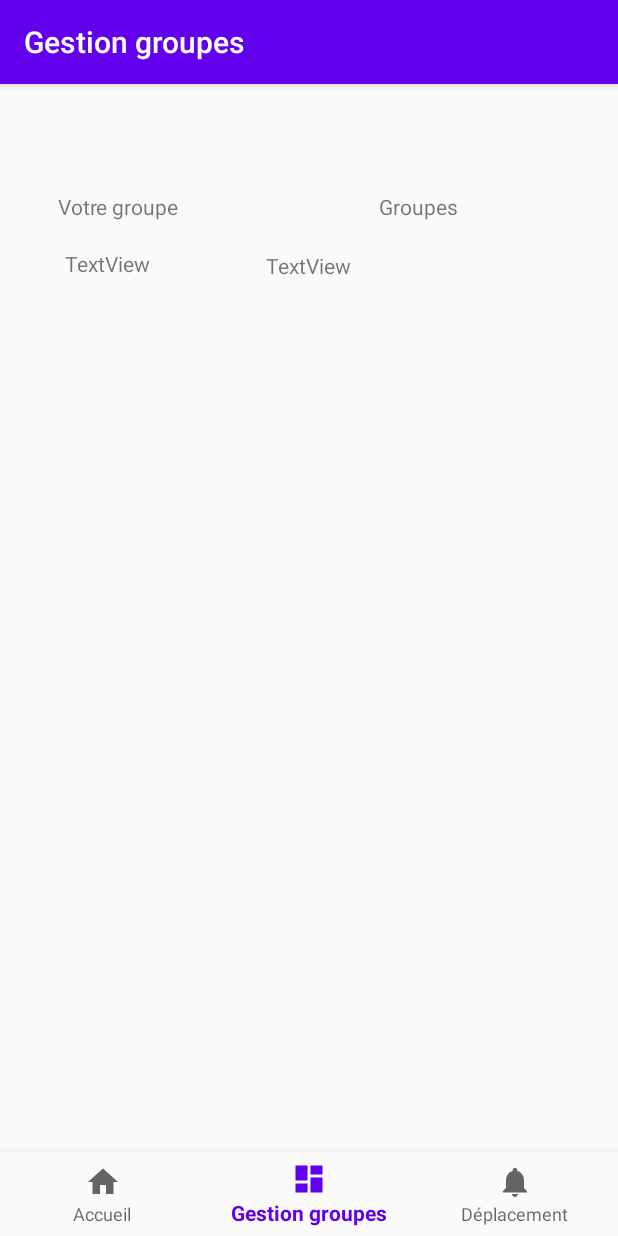
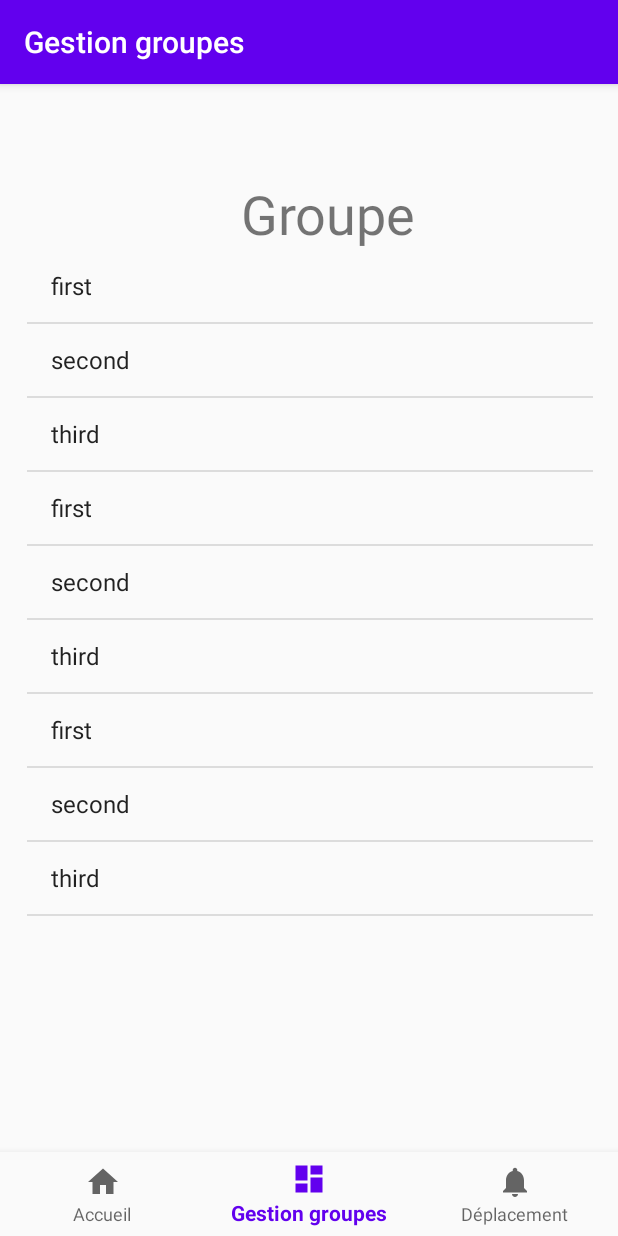
Before and after one commit to gschurck/projet-tutore-s2, an Android app: the DashboardFragment screen opened through its navigation route, on a phone screen of 412 x 824 dp. Run offline under Robolectric (Android 15) with nearby library versions, the phone set to English and light mode, and no system bars; our stand-ins replace navigation-ui.

Commit message:
fix listview

```diff
--- a/IUTManager/app/src/main/java/com/example/iutmanager/MainActivity.java
+++ b/IUTManager/app/src/main/java/com/example/iutmanager/MainActivity.java
@@ -16,8 +16,6 @@ import java.util.ArrayList;
 import java.util.Arrays;
 
 public class MainActivity extends AppCompatActivity {
-    private ArrayList<String> arrayList;
-    private ArrayAdapter<String> adapter;
 
     @Override
     protected void onCreate(Bundle savedInstanceState) {
@@ -30,15 +28,6 @@ public class MainActivity extends AppCompatActivity {
         NavController navController = Navigation.findNavController(this, R.id.nav_host_fragment);
         NavigationUI.setupActionBarWithNavController(this, navController, appBarConfiguration);
         NavigationUI.setupWithNavController(navView, navController);
-
-        ListView listView = (ListView) findViewById(R.id.listeEtudiants);
-
-        ArrayList<String> arrayList = new ArrayList<>();
-        arrayList.add("test");
-        /*String[] items = {"test", "oui"};
-        arrayList = new ArrayList<>(Arrays.asList(items));*/
-        adapter = new ArrayAdapter<String>(getApplicationContext(),R.layout.fragment_dashboard,arrayList);
-        listView.setAdapter(adapter);
     }
 
 }
--- a/IUTManager/app/src/main/java/com/example/iutmanager/ui/dashboard/DashboardFragment.java
+++ b/IUTManager/app/src/main/java/com/example/iutmanager/ui/dashboard/DashboardFragment.java
@@ -1,29 +1,59 @@
 package com.example.iutmanager.ui.dashboard;
 
+import android.app.Activity;
 import android.os.Bundle;
 import android.view.LayoutInflater;
 import android.view.View;
 import android.view.ViewGroup;
-import android.widget.TextView;
+import android.widget.ArrayAdapter;
+import android.widget.ListView;
 
 import androidx.annotation.NonNull;
-import androidx.annotation.Nullable;
 import androidx.fragment.app.Fragment;
-import androidx.lifecycle.Observer;
 import androidx.lifecycle.ViewModelProviders;
 
 import com.example.iutmanager.R;
 
+import java.util.ArrayList;
+import java.util.List;
+
+
 public class DashboardFragment extends Fragment {
 
-    private DashboardViewModel dashboardViewModel;
+    /*
+    ArrayList<String> arrayList;
+    ArrayAdapter<String> adapter;*/
+    ListView listeEtudiants;
+    //String[] etudiants;
+
+    DashboardViewModel dashboardViewModel;
 
     public View onCreateView(@NonNull LayoutInflater inflater,
                              ViewGroup container, Bundle savedInstanceState) {
         dashboardViewModel =
                 ViewModelProviders.of(this).get(DashboardViewModel.class);
         View root = inflater.inflate(R.layout.fragment_dashboard, container, false);
+        /*ListView listView = (ListView) root.findViewById(R.id.listeEtudiants);
 
+        ArrayList<String> arrayList = new ArrayList<>();
+        arrayList.add("test");
+        /*String[] items = {"test", "oui"};
+        arrayList = new ArrayList<>(Arrays.asList(items));
+        adapter = new ArrayAdapter<String>(getActivity( , R.layout.fragment_dashboard, arrayList);
+        listView.setAdapter(adapter);*/
+/*
+        listeEtudiants = (listeEtudiants)root.findViewById(R.id.listeEtudiants);
+        ArrayList<String> arrayList = new ArrayList<>();
+        arrayList.add("Android");
+        arrayList.add("yes");
+        arrayList.add("no");
+
+        ArrayAdapter adapter = new ArrayAdapter(dashboardViewModel,R.layout.fragment_dashboard),
+        listeEtudiants.setAdapter(adapter);*/
+        String[] etudiants = {"first", "second", "third","first", "second", "third","first", "second", "third"};
+        ListView listView = (ListView) root.findViewById(R.id.listeEtudiants);
+        ArrayAdapter<String> adapter = new ArrayAdapter<String>(getActivity(), android.R.layout.simple_list_item_1, etudiants);
+        listView.setAdapter(adapter);
         return root;
     }
 }
--- a/IUTManager/app/src/main/java/com/example/iutmanager/ui/home/HomeFragment.java
+++ b/IUTManager/app/src/main/java/com/example/iutmanager/ui/home/HomeFragment.java
@@ -23,13 +23,13 @@ public class HomeFragment extends Fragment {
         homeViewModel =
                 ViewModelProviders.of(this).get(HomeViewModel.class);
         View root = inflater.inflate(R.layout.fragment_home, container, false);
-        final TextView textView = root.findViewById(R.id.text_home);
+        /*final TextView textView = root.findViewById(R.id.text_home);
         homeViewModel.getText().observe(getViewLifecycleOwner(), new Observer<String>() {
             @Override
             public void onChanged(@Nullable String s) {
                 textView.setText(s);
             }
-        });
+        });*/
         return root;
     }
 }
--- a/IUTManager/app/src/main/java/com/example/iutmanager/ui/notifications/NotificationsFragment.java
+++ b/IUTManager/app/src/main/java/com/example/iutmanager/ui/notifications/NotificationsFragment.java
@@ -23,13 +23,13 @@ public class NotificationsFragment extends Fragment {
         notificationsViewModel =
                 ViewModelProviders.of(this).get(NotificationsViewModel.class);
         View root = inflater.inflate(R.layout.fragment_notifications, container, false);
-        final TextView textView = root.findViewById(R.id.text_notifications);
+        /*final TextView textView = root.findViewById(R.id.text_notifications);
         notificationsViewModel.getText().observe(getViewLifecycleOwner(), new Observer<String>() {
             @Override
             public void onChanged(@Nullable String s) {
                 textView.setText(s);
             }
-        });
+        });*/
         return root;
     }
 }
--- a/IUTManager/app/src/main/res/layout/fragment_dashboard.xml
+++ b/IUTManager/app/src/main/res/layout/fragment_dashboard.xml
@@ -6,72 +6,33 @@
     android:layout_height="wrap_content"
     tools:context=".ui.dashboard.DashboardFragment">
 
-    <RelativeLayout
-        android:layout_width="match_parent"
-        android:layout_height="match_parent">
-
-    </RelativeLayout>
+    <LinearLayout
+        android:layout_width="401dp"
+        android:layout_height="720dp"
+        android:layout_marginStart="18dp"
+        android:layout_marginTop="6dp"
+        android:orientation="vertical"
+        app:layout_constraintStart_toStartOf="parent"
+        app:layout_constraintTop_toTopOf="parent">
 
         <TextView
-        android:id="@+id/textView6"
-        android:layout_width="158dp"
-        android:layout_height="24dp"
-        android:layout_marginTop="16dp"
-        android:text="@string/votre_groupe"
+            android:id="@+id/textView4"
+            android:layout_width="match_parent"
+            android:layout_height="wrap_content"
+            android:text="Groupe"
             android:textAlignment="center"
-        app:layout_constraintStart_toStartOf="parent"
-        app:layout_constraintTop_toTopOf="parent" />
-
-    <TextView
-        android:id="@+id/textView7"
-        android:layout_width="79dp"
-        android:layout_height="28dp"
-        android:layout_marginTop="16dp"
-        android:layout_marginEnd="93dp"
-        android:text="@string/groupes"
-        android:textAlignment="center"
-        app:layout_constraintEnd_toEndOf="parent"
-        app:layout_constraintTop_toTopOf="parent" />
-
-    <TextView
-        android:id="@+id/textView9"
-        android:layout_width="wrap_content"
-        android:layout_height="wrap_content"
-        android:layout_marginStart="43dp"
-        android:layout_marginTop="14dp"
-        android:text="TextView"
-        app:layout_constraintStart_toStartOf="parent"
-        app:layout_constraintTop_toBottomOf="@+id/textView6" />
-
-    <TextView
-        android:id="@+id/textView11"
-        android:layout_width="wrap_content"
-        android:layout_height="wrap_content"
-        android:layout_marginTop="55dp"
-        android:layout_marginEnd="178dp"
-        android:text="TextView"
-        app:layout_constraintEnd_toEndOf="parent"
-        app:layout_constraintTop_toTopOf="parent" />
+            android:textSize="36sp" />
 
         <ListView
             android:id="@+id/listeEtudiants"
-        android:layout_width="233dp"
-        android:layout_height="341dp"
+            android:layout_width="match_parent"
+            android:layout_height="678dp"
+            android:layout_marginEnd="24dp"
             android:scrollbars="vertical"
             android:visibility="visible"
-        app:layout_constraintStart_toStartOf="parent"
-        app:layout_constraintTop_toBottomOf="@+id/textView6"
             tools:visibility="visible">
 
         </ListView>
-
-    <LinearLayout
-        android:layout_width="match_parent"
-        android:layout_height="match_parent"
-        android:orientation="vertical"
-        tools:layout_editor_absoluteX="0dp"
-        tools:layout_editor_absoluteY="38dp">
-
     </LinearLayout>
 
 </androidx.constraintlayout.widget.ConstraintLayout>
```
Also changed, not shown: IUTManager/app/src/main/res/layout/fragment_home.xml (+15 -8 lines), IUTManager/app/src/main/res/layout/fragment_notifications.xml (+1 -16 lines). Lines whose indentation alone changed are shown as unchanged.
